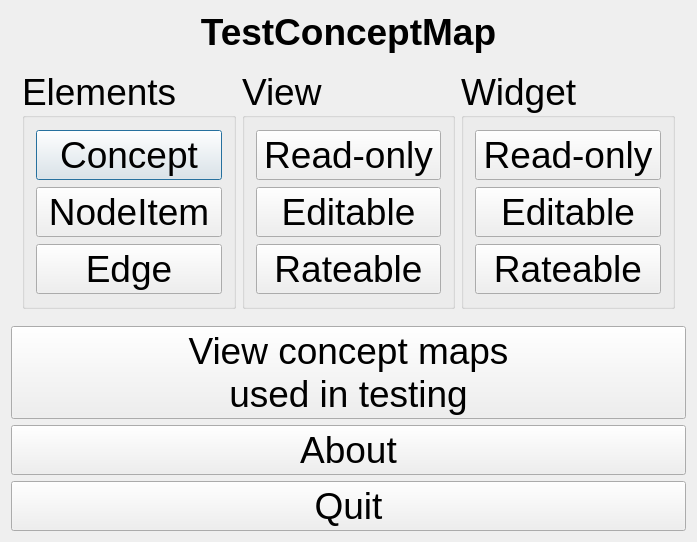
Above: Tools/ToolTestConceptMap/qttestconceptmapmenudialog.ui from richelbilderbeek/ProjectRichelBilderbeek before the change. Below: the same form after it.
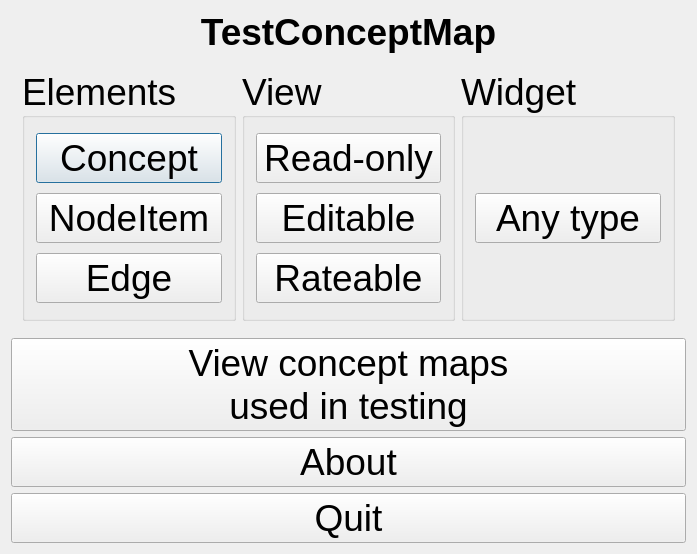
That is the form after the change.

Patch:
```diff
--- a/Tools/ToolTestConceptMap/qttestconceptmapmenudialog.ui
+++ b/Tools/ToolTestConceptMap/qttestconceptmapmenudialog.ui
@@ -7,7 +7,7 @@
     <x>0</x>
     <y>0</y>
     <width>697</width>
-    <height>542</height>
+    <height>554</height>
    </rect>
   </property>
   <property name="font">
@@ -114,24 +114,10 @@
          <string>Widget</string>
         </property>
         <layout class="QVBoxLayout" name="verticalLayout_2">
-         <item>
-          <widget class="QPushButton" name="button_readonly_conceptmapwidget">
-           <property name="text">
-            <string>Read-only</string>
-           </property>
-          </widget>
-         </item>
-         <item>
-          <widget class="QPushButton" name="button_edit_conceptmapwidget">
-           <property name="text">
-            <string>Editable</string>
-           </property>
-          </widget>
-         </item>
          <item>
           <widget class="QPushButton" name="button_rate_conceptmapwidget">
            <property name="text">
-            <string>Rateable</string>
+            <string>Any type</string>
            </property>
           </widget>
          </item>
```
